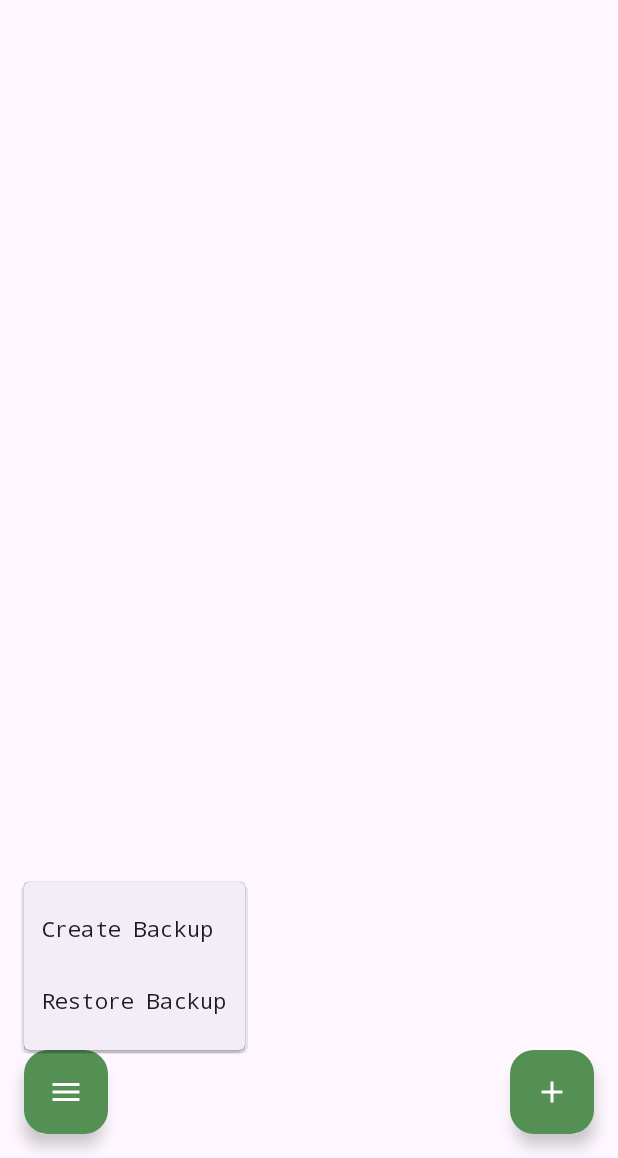
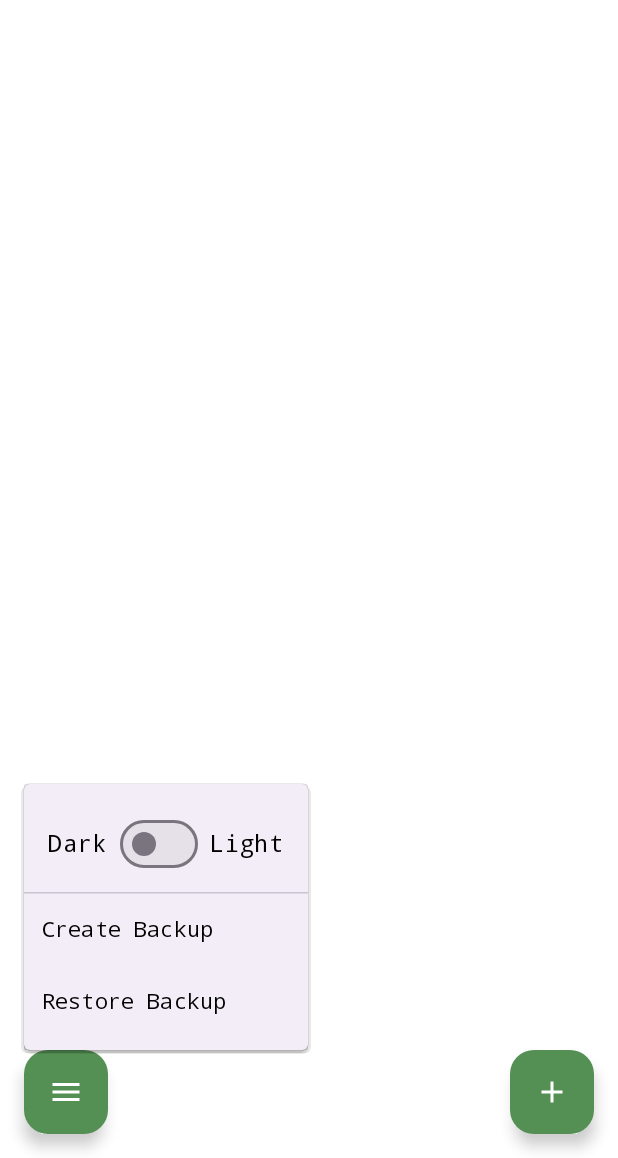
Before and after one commit to adam-paul/workout-tracker, an Android app built with Jetpack Compose: the screen it shows after launch (MainActivity), after a tap on "Menu", on a phone screen of 412 x 824 dp, the part 78-1236 px from its top. Run offline under Robolectric (Android 15) with nearby library versions, the phone set to English and light mode, and no system bars; our stand-ins replace Room's generated code; 1 statement that could not run was skipped.

Commit message:
v0.5, alpha release maybe, added dark mode and fixed animation bugs

```diff
--- a/app/src/main/java/com/example/workouttracker/MainActivity.kt
+++ b/app/src/main/java/com/example/workouttracker/MainActivity.kt
@@ -16,6 +16,7 @@ import androidx.compose.runtime.*
 import androidx.compose.ui.Alignment
 import androidx.compose.ui.Modifier
 import androidx.compose.ui.unit.dp
+import androidx.lifecycle.lifecycleScope
 import androidx.lifecycle.viewmodel.compose.viewModel
 import androidx.navigation.NavType
 import androidx.navigation.compose.NavHost
@@ -28,13 +29,17 @@ import com.example.workouttracker.data.model.ExerciseSet
 import com.example.workouttracker.ui.components.MenuFab
 import com.example.workouttracker.ui.components.AddFab
 import com.example.workouttracker.ui.screens.*
+import com.example.workouttracker.ui.theme.ThemeManager
+import com.example.workouttracker.ui.theme.ThemeState
 import com.example.workouttracker.ui.theme.WorkoutTrackerTheme
 import com.example.workouttracker.viewmodel.ExerciseViewModel
 import com.example.workouttracker.viewmodel.ExerciseViewModelFactory
+import kotlinx.coroutines.launch
 import java.time.LocalDate
 
 class MainActivity : ComponentActivity() {
     private lateinit var backupManager: BackupManager
+    private lateinit var themeManager: ThemeManager
 
     companion object {
         private val screensWithoutFAB = listOf("addExercise", "editExercise", "editDate")
@@ -45,6 +50,17 @@ class MainActivity : ComponentActivity() {
 
         val database = ExerciseDatabase.getDatabase(applicationContext)
         backupManager = BackupManager(applicationContext)
+        themeManager = ThemeManager(applicationContext)
+
+        // Initialize ThemeState
+        ThemeState.initialize(themeManager)
+
+        // Collect initial theme
+        lifecycleScope.launch {
+            themeManager.isDarkTheme.collect { isDark ->
+                ThemeState.isDarkTheme = isDark
+            }
+        }
 
         val backupLauncher = registerForActivityResult(
             ActivityResultContracts.StartActivityForResult()
--- a/app/src/main/java/com/example/workouttracker/ui/components/MainMenu.kt
+++ b/app/src/main/java/com/example/workouttracker/ui/components/MainMenu.kt
@@ -1,8 +1,14 @@
 package com.example.workouttracker.ui.components
 
+import androidx.compose.foundation.layout.*
 import androidx.compose.material3.*
 import androidx.compose.runtime.*
+import androidx.compose.ui.Alignment
+import androidx.compose.ui.Modifier
 import androidx.compose.ui.text.font.FontFamily
+import androidx.compose.ui.unit.dp
+import com.example.workouttracker.ui.theme.ThemeState
+import kotlinx.coroutines.launch
 
 @Composable
 fun MainMenuContent(
@@ -11,10 +17,39 @@ fun MainMenuContent(
     onBackup: () -> Unit,
     onRestore: () -> Unit
 ) {
+    val scope = rememberCoroutineScope()
+
     DropdownMenu(
         expanded = showMenu,
         onDismissRequest = onDismissMenu
     ) {
+        Row(
+            modifier = Modifier.padding(horizontal = 16.dp, vertical = 8.dp),
+            verticalAlignment = Alignment.CenterVertically,
+            horizontalArrangement = Arrangement.SpaceBetween
+        ) {
+            Text(
+                "Dark",
+                fontFamily = FontFamily.Monospace,
+                modifier = Modifier.padding(end = 8.dp)
+            )
+            Switch(
+                checked = ThemeState.isDarkTheme,
+                onCheckedChange = {
+                    scope.launch {
+                        ThemeState.setTheme(it)
+                    }
+                }
+            )
+            Text(
+                "Light",
+                fontFamily = FontFamily.Monospace,
+                modifier = Modifier.padding(start = 8.dp)
+            )
+        }
+
+        HorizontalDivider()
+
         DropdownMenuItem(
             text = {
                 Text(
@@ -27,6 +62,7 @@ fun MainMenuContent(
                 onDismissMenu()
             }
         )
+
         DropdownMenuItem(
             text = {
                 Text(
--- a/app/src/main/java/com/example/workouttracker/ui/components/RetroButton.kt
+++ b/app/src/main/java/com/example/workouttracker/ui/components/RetroButton.kt
@@ -136,7 +136,11 @@ fun RetroButton(
                             overflow = TextOverflow.Ellipsis
                         )
                     }
-                    trailingIcon?.invoke()
+                    if (trailingIcon != null) {
+                        CompositionLocalProvider(LocalContentColor provides Color.Black) {  // Force black color for icons
+                            trailingIcon()
+                        }
+                    }
                 }
             }
         }
--- a/app/src/main/java/com/example/workouttracker/ui/screens/AddEditExerciseScreen.kt
+++ b/app/src/main/java/com/example/workouttracker/ui/screens/AddEditExerciseScreen.kt
@@ -180,7 +180,7 @@ private fun SetFields(
     TextField(
         value = repsOrDuration,
         onValueChange = onRepsOrDurationChange,
-        label = { Text("Reps/Duration", fontFamily = FontFamily.Monospace) },
+        label = { Text("Reps/Time", fontFamily = FontFamily.Monospace) },
         modifier = Modifier.fillMaxWidth(),
         textStyle = TextStyle(fontFamily = FontFamily.Monospace)
     )
--- a/app/src/main/java/com/example/workouttracker/ui/screens/DateScreen.kt
+++ b/app/src/main/java/com/example/workouttracker/ui/screens/DateScreen.kt
@@ -69,7 +69,7 @@ fun DateScreen(
                 letterSpacing = 1.5.sp
             ),
             modifier = Modifier.align(Alignment.CenterHorizontally),
-            color = Color.Black
+            color = MaterialTheme.colorScheme.onBackground
         )
         Spacer(modifier = Modifier.height(16.dp))
 
--- a/app/src/main/java/com/example/workouttracker/ui/screens/MainScreen.kt
+++ b/app/src/main/java/com/example/workouttracker/ui/screens/MainScreen.kt
@@ -54,7 +54,7 @@ fun MainScreen(
                 letterSpacing = 1.4.sp
             ),
             modifier = Modifier.align(Alignment.CenterHorizontally),
-            color = Color.Black
+            color = MaterialTheme.colorScheme.onBackground
         )
 
         Spacer(modifier = Modifier.height(16.dp))
--- a/app/src/main/java/com/example/workouttracker/ui/theme/Theme.kt
+++ b/app/src/main/java/com/example/workouttracker/ui/theme/Theme.kt
@@ -1,44 +1,67 @@
 package com.example.workouttracker.ui.theme
 
-import android.app.Activity
 import android.os.Build
-import androidx.compose.foundation.isSystemInDarkTheme
 import androidx.compose.material3.MaterialTheme
 import androidx.compose.material3.darkColorScheme
 import androidx.compose.material3.dynamicDarkColorScheme
 import androidx.compose.material3.dynamicLightColorScheme
 import androidx.compose.material3.lightColorScheme
 import androidx.compose.runtime.Composable
+import androidx.compose.runtime.getValue
+import androidx.compose.runtime.mutableStateOf
+import androidx.compose.runtime.setValue
+import androidx.compose.ui.graphics.Color
 import androidx.compose.ui.platform.LocalContext
 
-private val DarkColorScheme = darkColorScheme(
+private val DarkColors = darkColorScheme(
     primary = MidForestGreen,
     secondary = DarkForestGreen,
-    tertiary = LightForestGreen
+    tertiary = LightForestGreen,
+    surface = Color(0xFF1C1B1F),
+    background = Color(0xFF1C1B1F),
+    onSurface = Color.White,
+    onBackground = Color.White
 )
 
-private val LightColorScheme = lightColorScheme(
+private val LightColors = lightColorScheme(
     primary = MidForestGreen,
     secondary = DarkForestGreen,
     tertiary = LightForestGreen,
     primaryContainer = MidForestGreen,
-    onPrimaryContainer = LightForestGreen
+    onPrimaryContainer = LightForestGreen,
+    surface = Color.White,
+    background = Color.White,
+    onSurface = Color.Black,
+    onBackground = Color.Black
+)
 
-    /* Other default colors to override
-    background = Color(0xFFFFFBFE),
-    surface = Color(0xFFFFFBFE),
-    onPrimary = Color.White,
-    onSecondary = Color.White,
-    onTertiary = Color.White,
-    onBackground = Color(0xFF1C1B1F),
-    onSurface = Color(0xFF1C1B1F),
-    */
-)
+// Theme state management
+object ThemeState {
+    private var _isDarkTheme = mutableStateOf(false)
+    var isDarkTheme: Boolean
+        get() = _isDarkTheme.value
+        set(value) {
+            _isDarkTheme.value = value
+        }
+
+    // Add reference to ThemeManager
+    private lateinit var themeManager: ThemeManager
+
+    fun initialize(themeManager: ThemeManager) {
+        this.themeManager = themeManager
+    }
+
+    suspend fun setTheme(isDark: Boolean) {
+        if (::themeManager.isInitialized) {
+            themeManager.setDarkTheme(isDark)
+            isDarkTheme = isDark
+        }
+    }
+}
 
 @Composable
 fun WorkoutTrackerTheme(
-    darkTheme: Boolean = isSystemInDarkTheme(),
-    // Dynamic color is available on Android 12+
+    darkTheme: Boolean = ThemeState.isDarkTheme,  // Updated to use ThemeState
     dynamicColor: Boolean = false,
     content: @Composable () -> Unit
 ) {
@@ -47,9 +70,8 @@ fun WorkoutTrackerTheme(
             val context = LocalContext.current
             if (darkTheme) dynamicDarkColorScheme(context) else dynamicLightColorScheme(context)
         }
-
-        darkTheme -> LightColorScheme
-        else -> LightColorScheme
+        darkTheme -> DarkColors
+        else -> LightColors
     }
 
     MaterialTheme(
--- /dev/null
+++ b/app/src/main/java/com/example/workouttracker/ui/theme/ThemeManager.kt
@@ -0,0 +1,29 @@
+package com.example.workouttracker.ui.theme
+
+import android.content.Context
+import androidx.datastore.core.DataStore
+import androidx.datastore.preferences.core.Preferences
+import androidx.datastore.preferences.core.booleanPreferencesKey
+import androidx.datastore.preferences.core.edit
+import androidx.datastore.preferences.preferencesDataStore
+import kotlinx.coroutines.flow.Flow
+import kotlinx.coroutines.flow.map
+
+private val Context.dataStore: DataStore<Preferences> by preferencesDataStore(name = "theme_settings")
+
+class ThemeManager(private val context: Context) {
+    companion object {
+        private val IS_DARK_THEME = booleanPreferencesKey("is_dark_theme")
+    }
+
+    val isDarkTheme: Flow<Boolean> = context.dataStore.data
+        .map { preferences ->
+            preferences[IS_DARK_THEME] ?: false
+        }
+
+    suspend fun setDarkTheme(isDark: Boolean) {
+        context.dataStore.edit { preferences ->
+            preferences[IS_DARK_THEME] = isDark
+        }
+    }
+}
--- a/gradle/libs.versions.toml
+++ b/gradle/libs.versions.toml
@@ -1,5 +1,6 @@
 [versions]
 agp = "8.6.1"
+datastorePreferences = "1.1.1"
 kotlin = "2.0.20"
 coreKtx = "1.13.1"
 junit = "4.13.2"
@@ -19,6 +20,7 @@ uiToolingPreview = "1.7.3"
 [libraries]
 androidx-compose-ui-ui-tooling-preview = { module = "androidx.compose.ui:ui-tooling-preview" }
 androidx-core-ktx = { group = "androidx.core", name = "core-ktx", version.ref = "coreKtx" }
+androidx-datastore-preferences = { module = "androidx.datastore:datastore-preferences", version.ref = "datastorePreferences" }
 androidx-lifecycle-viewmodel-compose = { module = "androidx.lifecycle:lifecycle-viewmodel-compose", version.ref = "lifecycleViewmodelCompose" }
 androidx-material-icons-extended = { module = "androidx.compose.material:material-icons-extended", version.ref = "materialIconsExtended" }
 androidx-navigation-compose = { module = "androidx.navigation:navigation-compose", version.ref = "navigationCompose" }
```
Also changed, not shown: app/build.gradle.kts (+5 -2 lines), app/src/main/java/com/example/workouttracker/ui/components/ExerciseCard.kt (+10 -21 lines).
